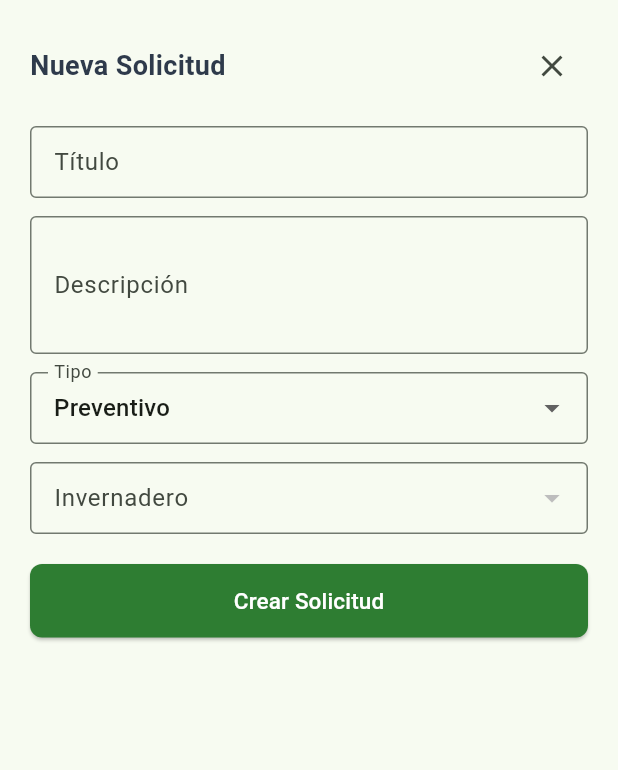
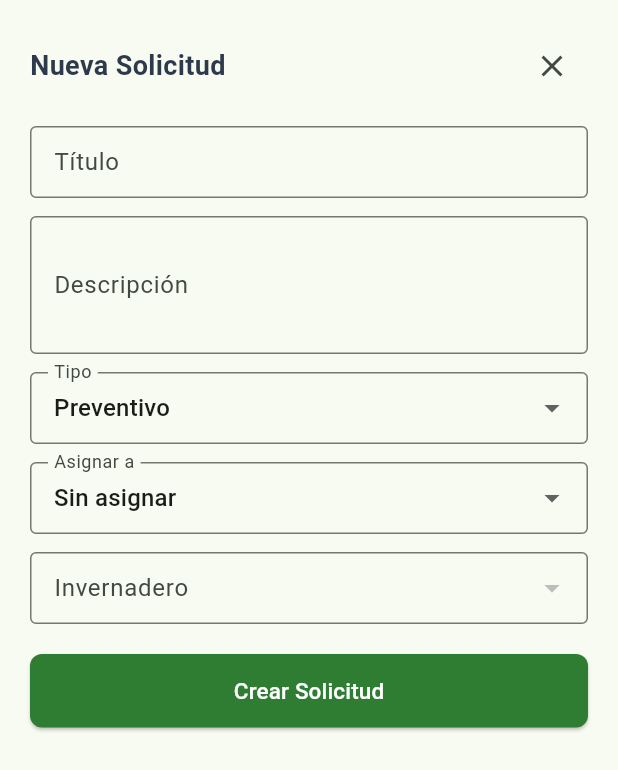
Before and after one commit to POOX4567/IBI-J-CAMA, a Flutter app: the CreateMaintenanceSheet widget shown alone on an empty page, opened directly with empty values, on a phone screen of 412 x 824 dp. Shown: the top 770 px of the screen. Run offline on Flutter 3.47's test engine with Material 3 defaults, Android fonts, the phone set to English and light mode, and no system bars; our stand-ins replace badges, connectivity_plus, data_table_2, dio, dropdown_search, equatable and 16 more; accounts and stored records are empty; network calls fail; project files that could hold a hidden picture were left out.

Commit message:
feat(card): la leyenda asignado a se ha vuelto dinámica

```diff
--- a/lib/data/mock_data.dart
+++ b/lib/data/mock_data.dart
@@ -35,7 +35,7 @@ class MaintenanceRequest {
       status: model.estado,
       description: model.descripcion,
       reportedBy: 'API',
-      assignedTo: null,
+      assignedTo: (model.agricultor != null && model.agricultor != 'Sin asignar') ? model.agricultor : null,
       reportedDate: model.createdAt ?? DateTime.now(),
       device: null,
     );
--- /dev/null
+++ b/lib/models/employee_model.dart
@@ -0,0 +1,28 @@
+class Employee {
+  final int id;
+  final String nombre;
+  final String correo;
+  final String? imagen;
+  final String rol;
+  final String estadoLaboral;
+
+  Employee({
+    required this.id,
+    required this.nombre,
+    required this.correo,
+    this.imagen,
+    required this.rol,
+    required this.estadoLaboral,
+  });
+
+  factory Employee.fromJson(Map<String, dynamic> json) {
+    return Employee(
+      id: int.parse(json['id'].toString()),
+      nombre: json['nombre'].toString(),
+      correo: json['correo'].toString(),
+      imagen: json['imagen']?.toString(),
+      rol: json['rol'].toString(),
+      estadoLaboral: json['estado_laboral']?.toString() ?? 'Activo',
+    );
+  }
+}
--- a/lib/models/maintenance_model.dart
+++ b/lib/models/maintenance_model.dart
@@ -7,6 +7,7 @@ class MaintenanceModel {
   final String tipo;
   final String estado;
   final String invernadero;
+  final String? agricultor;
   final String? imagen;
   final DateTime? createdAt;
   final DateTime? updatedAt;
@@ -18,6 +19,7 @@ class MaintenanceModel {
     required this.tipo,
     required this.estado,
     required this.invernadero,
+    this.agricultor,
     this.imagen,
     this.createdAt,
     this.updatedAt,
@@ -31,6 +33,7 @@ class MaintenanceModel {
       tipo: json['tipo'].toString(),
       estado: json['estado'].toString(),
       invernadero: json['invernadero'].toString(),
+      agricultor: json['agricultor']?.toString(),
       imagen: json['imagen']?.toString(),
       createdAt: json['created_at'] != null
           ? DateTime.parse(json['created_at'].toString())
--- a/lib/services/maintenance_service.dart
+++ b/lib/services/maintenance_service.dart
@@ -3,6 +3,7 @@ import 'package:http/http.dart' as http;
 import 'package:flutter_secure_storage/flutter_secure_storage.dart';
 import '../models/maintenance_model.dart';
 import '../models/invernadero_model.dart';
+import '../models/employee_model.dart';
 
 class MaintenanceService {
   static const String baseUrl = 'https://ibijicama.utptics.com/api';
@@ -39,6 +40,7 @@ class MaintenanceService {
     required String descripcion,
     required String tipo,
     required int invernaderoId,
+    int? agricultorId,
   }) async {
     final token = await _getToken();
     final response = await http.post(
@@ -53,6 +55,7 @@ class MaintenanceService {
         'descripcion': descripcion,
         'tipo': tipo,
         'invernadero_id': invernaderoId,
+        if (agricultorId != null) 'agricultor_id': agricultorId,
       }),
     );
 
@@ -86,6 +89,34 @@ class MaintenanceService {
       } else {
         throw Exception(
           decoded['message'] ?? 'Fallo al cargar los invernaderos',
+        );
+      }
+    } else {
+      throw Exception(
+        'Error ${response.statusCode}: ${response.reasonPhrase} - ${response.body}',
+      );
+    }
+  }
+
+  Future<List<Employee>> fetchEmployees() async {
+    final token = await _getToken();
+    final response = await http.get(
+      Uri.parse('$baseUrl/employees'),
+      headers: {
+        'Content-Type': 'application/json',
+        'Accept': 'application/json',
+        'Authorization': 'Bearer $token',
+      },
+    );
+
+    if (response.statusCode == 200) {
+      final decoded = jsonDecode(response.body);
+      if (decoded['success'] == true) {
+        List<dynamic> data = decoded['data'];
+        return data.map((json) => Employee.fromJson(json)).toList();
+      } else {
+        throw Exception(
+          decoded['message'] ?? 'Fallo al cargar los empleados',
         );
       }
     } else {
--- a/lib/widgets/maintenance_requests_widgets/create_maintenance_sheet.dart
+++ b/lib/widgets/maintenance_requests_widgets/create_maintenance_sheet.dart
@@ -1,6 +1,7 @@
 import 'package:flutter/material.dart';
 import 'package:ibi/services/maintenance_service.dart';
 import 'package:ibi/models/invernadero_model.dart';
+import 'package:ibi/models/employee_model.dart';
 
 class CreateMaintenanceSheet extends StatefulWidget {
   final MaintenanceService service;
@@ -22,14 +23,18 @@ class _CreateMaintenanceSheetState extends State<CreateMaintenanceSheet> {
   String _tipo = 'Preventivo';
   int? _invernaderoSeleccionado;
   List<Invernadero> _invernaderos = [];
+  int? _empleadoSeleccionado;
+  List<Employee> _empleados = [];
   bool _isLoading = false;
   bool _cargandoInvernaderos = true;
+  bool _cargandoEmpleados = true;
   final _formKey = GlobalKey<FormState>();
 
   @override
   void initState() {
     super.initState();
     _cargarInvernaderos();
+    _cargarEmpleados();
   }
 
   Future<void> _cargarInvernaderos() async {
@@ -44,6 +49,22 @@ class _CreateMaintenanceSheetState extends State<CreateMaintenanceSheet> {
     } catch (_) {
       if (mounted) {
         setState(() => _cargandoInvernaderos = false);
+      }
+    }
+  }
+
+  Future<void> _cargarEmpleados() async {
+    try {
+      final empleados = await widget.service.fetchEmployees();
+      if (mounted) {
+        setState(() {
+          _empleados = empleados;
+          _cargandoEmpleados = false;
+        });
+      }
+    } catch (_) {
+      if (mounted) {
+        setState(() => _cargandoEmpleados = false);
       }
     }
   }
@@ -66,6 +87,7 @@ class _CreateMaintenanceSheetState extends State<CreateMaintenanceSheet> {
         descripcion: _descripcionController.text.trim(),
         tipo: _tipo,
         invernaderoId: _invernaderoSeleccionado!,
+        agricultorId: _empleadoSeleccionado,
       );
 
       ScaffoldMessenger.of(context).showSnackBar(
@@ -171,6 +193,38 @@ class _CreateMaintenanceSheetState extends State<CreateMaintenanceSheet> {
                 },
               ),
               const SizedBox(height: 12),
+              _cargandoEmpleados
+                  ? const Padding(
+                      padding: EdgeInsets.symmetric(vertical: 12),
+                      child: Center(child: CircularProgressIndicator(strokeWidth: 2)),
+                    )
+                  : DropdownButtonFormField<int>(
+                      value: _empleadoSeleccionado,
+                      decoration: const InputDecoration(
+                        labelText: 'Asignar a',
+                        border: OutlineInputBorder(),
+                        contentPadding: EdgeInsets.symmetric(
+                          horizontal: 12,
+                          vertical: 10,
+                        ),
+                      ),
+                      items: [
+                        const DropdownMenuItem<int>(
+                          value: null,
+                          child: Text('Sin asignar'),
+                        ),
+                        ..._empleados.map((emp) {
+                          return DropdownMenuItem<int>(
+                            value: emp.id,
+                            child: Text(emp.nombre),
+                          );
+                        }),
+                      ],
+                      onChanged: (val) {
+                        setState(() => _empleadoSeleccionado = val);
+                      },
+                    ),
+              const SizedBox(height: 12),
               _cargandoInvernaderos
                   ? const Padding(
                       padding: EdgeInsets.symmetric(vertical: 12),
```
